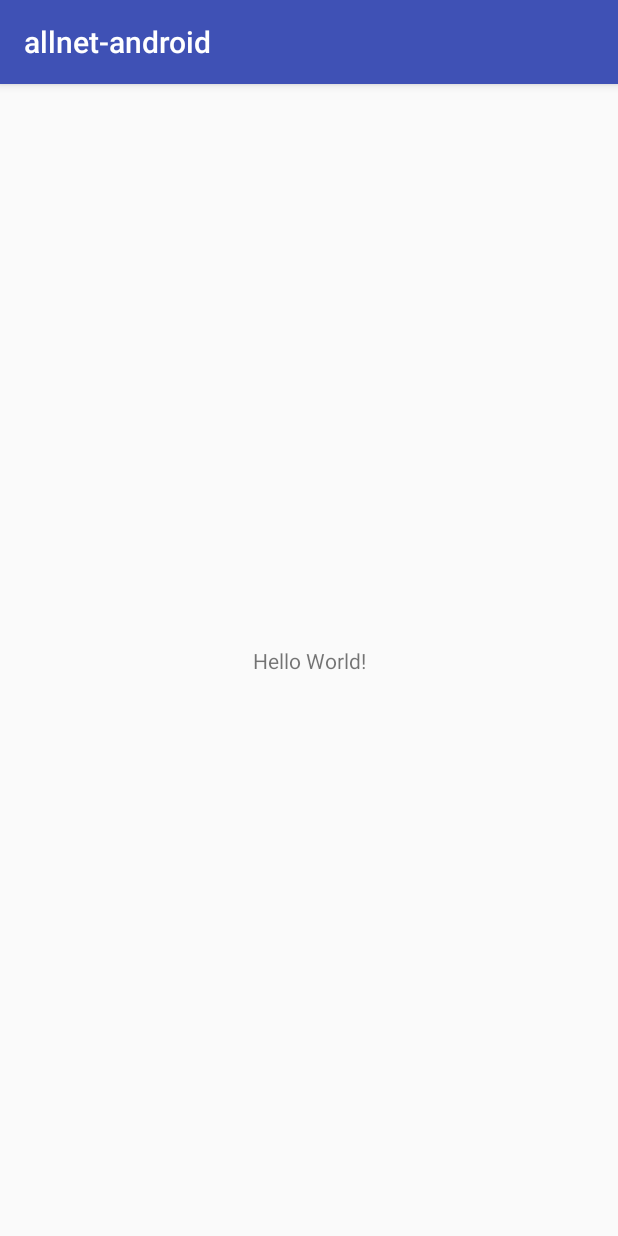
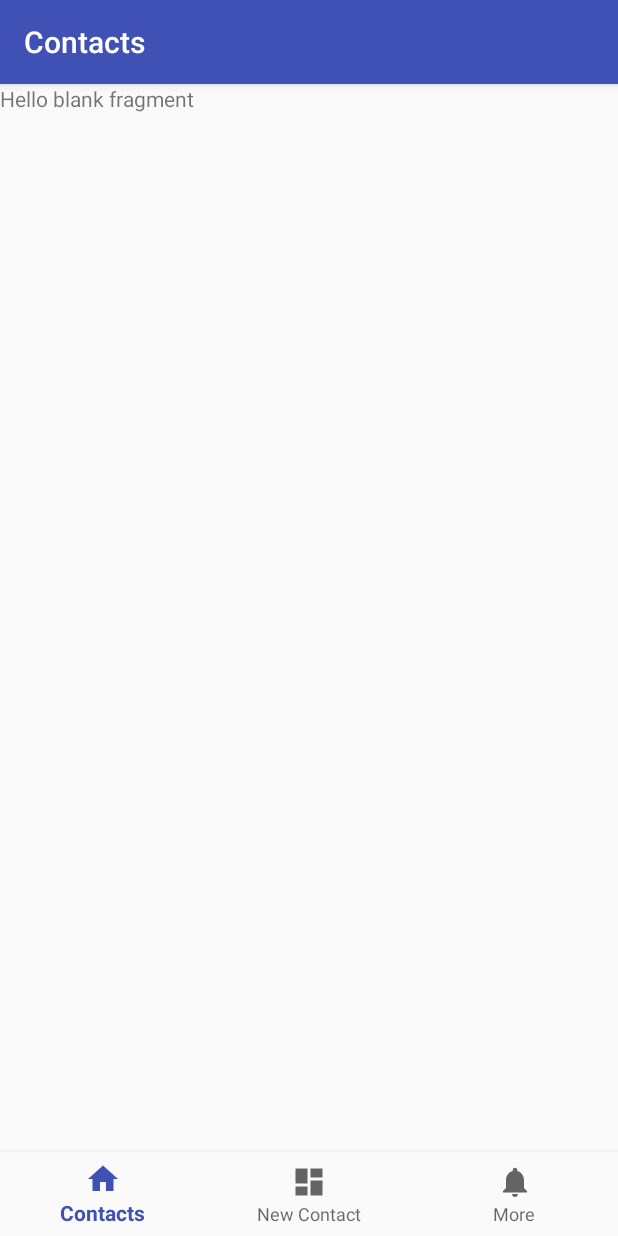
Before and after one commit to biagioni/allnet-android, an Android app: the screen it shows after launch (ContactActivity before the commit, TabBarActivity after it), on a phone screen of 412 x 824 dp. Run offline under Robolectric (Android 15) with nearby library versions, the phone set to English and light mode, and no system bars; 3 statements that could not run were skipped.

Commit message:
[project] - created structure for the application

```diff
--- a/app/build.gradle
+++ b/app/build.gradle
@@ -17,8 +17,8 @@
             cmake {
                 cppFlags "-frtti -fexceptions"
             }
-            ndk{
-                abiFilters  'armeabi', 'armeabi-v7a', "x86"
+            ndk {
+                abiFilters 'armeabi', 'armeabi-v7a', "x86"
             }
         }
     }
@@ -42,6 +42,8 @@
     implementation "org.jetbrains.kotlin:kotlin-stdlib-jre7:$kotlin_version"
     implementation 'com.android.support:appcompat-v7:26.1.0'
     implementation 'com.android.support.constraint:constraint-layout:1.0.2'
+    implementation 'com.android.support:design:26.1.0'
+    implementation 'com.android.support:support-v4:26.1.0'
     testImplementation 'junit:junit:4.12'
     androidTestImplementation 'com.android.support.test:runner:1.0.1'
     androidTestImplementation 'com.android.support.test.espresso:espresso-core:3.0.1'
--- a/app/src/main/java/org/alnet/allnet_android/ContactActivity.kt
+++ /dev/null
@@ -1,28 +0,0 @@
-package org.alnet.allnet_android
-
-import android.support.v7.app.AppCompatActivity
-import android.os.Bundle
-import kotlinx.android.synthetic.main.activity_contact.*
-
-class ContactActivity : AppCompatActivity() {
-
-    override fun onCreate(savedInstanceState: Bundle?) {
-        super.onCreate(savedInstanceState)
-        setContentView(R.layout.activity_contact)
-
-
-        val file = filesDir
-        val path = file.absolutePath
-
-        val networkAPI = NetworkAPI(path)
-
-        networkAPI.listContacts()
-    }
-
-
-    companion object {
-        init {
-            System.loadLibrary("native-lib")
-        }
-    }
-}
--- /dev/null
+++ b/app/src/main/java/org/alnet/allnet_android/TabBarActivity.kt
@@ -0,0 +1,76 @@
+package org.alnet.allnet_android
+
+import android.os.Bundle
+import android.support.design.widget.BottomNavigationView
+import android.support.v4.app.Fragment
+import android.support.v7.app.ActionBar
+import android.support.v7.app.AppCompatActivity
+import kotlinx.android.synthetic.main.activity_tab_bar.*
+import org.alnet.allnet_android.fragments.ContactListFragment
+import org.alnet.allnet_android.fragments.ContactNewFragment
+import org.alnet.allnet_android.fragments.MoreFragment
+
+class TabBarActivity : AppCompatActivity() {
+
+    var toolBar: ActionBar? = null
+
+    private val mOnNavigationItemSelectedListener = BottomNavigationView.OnNavigationItemSelectedListener { item ->
+        when (item.itemId) {
+            R.id.navigation_contacts -> {
+                if (toolBar != null) {
+                    toolBar!!.setTitle(R.string.contacts)
+                }
+                loadFragment(ContactListFragment())
+                return@OnNavigationItemSelectedListener true
+            }
+            R.id.navigation_new -> {
+                if (toolBar != null) {
+                    toolBar!!.setTitle(R.string.new_contact)
+                }
+                loadFragment(ContactNewFragment())
+                return@OnNavigationItemSelectedListener true
+            }
+            R.id.navigation_more -> {
+                if (toolBar != null) {
+                    toolBar!!.setTitle(R.string.more)
+                }
+                loadFragment(MoreFragment())
+                return@OnNavigationItemSelectedListener true
+            }
+        }
+        false
+    }
+
+    override fun onCreate(savedInstanceState: Bundle?) {
+        super.onCreate(savedInstanceState)
+        setContentView(R.layout.activity_tab_bar)
+
+        val file = filesDir
+        val path = file.absolutePath
+
+        val networkAPI = NetworkAPI(path)
+
+        toolBar = supportActionBar
+        if (toolBar != null) {
+            toolBar!!.setDisplayHomeAsUpEnabled(false)
+            toolBar!!.setTitle("Contacts")
+        }
+
+        navigation.setOnNavigationItemSelectedListener(mOnNavigationItemSelectedListener)
+
+        loadFragment(ContactListFragment())
+    }
+
+    fun loadFragment(fragment: Fragment){
+        val transaction = supportFragmentManager.beginTransaction()
+        transaction.replace(R.id.frame_container, fragment)
+        transaction.addToBackStack(null)
+        transaction.commit()
+    }
+
+    companion object {
+        init {
+            System.loadLibrary("native-lib")
+        }
+    }
+}
--- /dev/null
+++ b/app/src/main/java/org/alnet/allnet_android/fragments/ContactListFragment.kt
@@ -0,0 +1,24 @@
+package org.alnet.allnet_android.fragments
+
+
+import android.os.Bundle
+import android.support.v4.app.Fragment
+import android.view.LayoutInflater
+import android.view.View
+import android.view.ViewGroup
+import org.alnet.allnet_android.R
+
+
+/**
+ * A simple [Fragment] subclass.
+ */
+class ContactListFragment : Fragment() {
+
+
+    override fun onCreateView(inflater: LayoutInflater?, container: ViewGroup?,
+                              savedInstanceState: Bundle?): View? {
+        // Inflate the layout for this fragment
+        return inflater!!.inflate(R.layout.fragment_contact_list, container, false)
+    }
+
+}// Required empty public constructor
--- /dev/null
+++ b/app/src/main/res/drawable/ic_dashboard_black_24dp.xml
@@ -0,0 +1,9 @@
+<vector xmlns:android="http://schemas.android.com/apk/res/android"
+    android:width="24dp"
+    android:height="24dp"
+    android:viewportHeight="24.0"
+    android:viewportWidth="24.0">
+    <path
+        android:fillColor="#FF000000"
+        android:pathData="M3,13h8L11,3L3,3v10zM3,21h8v-6L3,15v6zM13,21h8L21,11h-8v10zM13,3v6h8L21,3h-8z" />
+</vector>
--- /dev/null
+++ b/app/src/main/res/drawable/ic_home_black_24dp.xml
@@ -0,0 +1,9 @@
+<vector xmlns:android="http://schemas.android.com/apk/res/android"
+    android:width="24dp"
+    android:height="24dp"
+    android:viewportHeight="24.0"
+    android:viewportWidth="24.0">
+    <path
+        android:fillColor="#FF000000"
+        android:pathData="M10,20v-6h4v6h5v-8h3L12,3 2,12h3v8z" />
+</vector>
--- /dev/null
+++ b/app/src/main/res/drawable/ic_notifications_black_24dp.xml
@@ -0,0 +1,9 @@
+<vector xmlns:android="http://schemas.android.com/apk/res/android"
+    android:width="24dp"
+    android:height="24dp"
+    android:viewportHeight="24.0"
+    android:viewportWidth="24.0">
+    <path
+        android:fillColor="#FF000000"
+        android:pathData="M12,22c1.1,0 2,-0.9 2,-2h-4c0,1.1 0.89,2 2,2zM18,16v-5c0,-3.07 -1.64,-5.64 -4.5,-6.32L13.5,4c0,-0.83 -0.67,-1.5 -1.5,-1.5s-1.5,0.67 -1.5,1.5v0.68C7.63,5.36 6,7.92 6,11v5l-2,2v1h16v-1l-2,-2z" />
+</vector>
--- /dev/null
+++ b/app/src/main/res/layout/activity_tab_bar.xml
@@ -0,0 +1,33 @@
+<?xml version="1.0" encoding="utf-8"?>
+<android.support.constraint.ConstraintLayout xmlns:android="http://schemas.android.com/apk/res/android"
+    xmlns:app="http://schemas.android.com/apk/res-auto"
+    xmlns:tools="http://schemas.android.com/tools"
+    android:id="@+id/container"
+    android:layout_width="match_parent"
+    android:layout_height="match_parent"
+    tools:context="org.alnet.allnet_android.TabBarActivity">
+
+    <FrameLayout
+        android:id="@+id/frame_container"
+        android:layout_width="0dp"
+        android:layout_height="0dp"
+        android:layout_marginBottom="8dp"
+        app:layout_behavior="@string/appbar_scrolling_view_behavior"
+        app:layout_constraintBottom_toTopOf="@+id/navigation"
+        app:layout_constraintEnd_toEndOf="parent"
+        app:layout_constraintStart_toStartOf="parent"
+        app:layout_constraintTop_toTopOf="parent" />
+
+    <android.support.design.widget.BottomNavigationView
+        android:id="@+id/navigation"
+        android:layout_width="0dp"
+        android:layout_height="wrap_content"
+        android:layout_marginEnd="0dp"
+        android:layout_marginStart="0dp"
+        android:background="?android:attr/windowBackground"
+        app:layout_constraintBottom_toBottomOf="parent"
+        app:layout_constraintLeft_toLeftOf="parent"
+        app:layout_constraintRight_toRightOf="parent"
+        app:menu="@menu/navigation" />
+
+</android.support.constraint.ConstraintLayout>
--- /dev/null
+++ b/app/src/main/res/layout/fragment_contact_list.xml
@@ -0,0 +1,13 @@
+<FrameLayout xmlns:android="http://schemas.android.com/apk/res/android"
+    xmlns:tools="http://schemas.android.com/tools"
+    android:layout_width="match_parent"
+    android:layout_height="match_parent"
+    tools:context="org.alnet.allnet_android.fragments.ContactListFragment">
+
+    <!-- TODO: Update blank fragment layout -->
+    <TextView
+        android:layout_width="match_parent"
+        android:layout_height="match_parent"
+        android:text="@string/hello_blank_fragment" />
+
+</FrameLayout>
--- /dev/null
+++ b/app/src/main/res/menu/navigation.xml
@@ -0,0 +1,19 @@
+<?xml version="1.0" encoding="utf-8"?>
+<menu xmlns:android="http://schemas.android.com/apk/res/android">
+
+    <item
+        android:id="@+id/navigation_contacts"
+        android:icon="@drawable/ic_home_black_24dp"
+        android:title="@string/contacts" />
+
+    <item
+        android:id="@+id/navigation_new"
+        android:icon="@drawable/ic_dashboard_black_24dp"
+        android:title="@string/new_contact" />
+
+    <item
+        android:id="@+id/navigation_more"
+        android:icon="@drawable/ic_notifications_black_24dp"
+        android:title="@string/more" />
+
+</menu>
--- /dev/null
+++ b/app/src/main/res/values/dimens.xml
@@ -0,0 +1,5 @@
+<resources>
+    <!-- Default screen margins, per the Android Design guidelines. -->
+    <dimen name="activity_horizontal_margin">16dp</dimen>
+    <dimen name="activity_vertical_margin">16dp</dimen>
+</resources>
--- a/app/src/main/res/values/strings.xml
+++ b/app/src/main/res/values/strings.xml
@@ -1,3 +1,13 @@
 <resources>
     <string name="app_name">allnet-android</string>
+    <string name="title_activity_main">MainActivity</string>
+    <string name="title_home">Home</string>
+    <string name="title_dashboard">Dashboard</string>
+    <string name="title_notifications">Notifications</string>
+    <string name="contacts">Contacts</string>
+    <string name="new_contact">New Contact</string>
+    <string name="more">More</string>
+
+    <!-- TODO: Remove or change this placeholder text -->
+    <string name="hello_blank_fragment">Hello blank fragment</string>
 </resources>
```
Also changed, not shown: app/src/main/AndroidManifest.xml (+11 -9 lines), app/src/main/java/org/alnet/allnet_android/fragments/ContactNewFragment.kt (added, +24 -0 lines), app/src/main/java/org/alnet/allnet_android/fragments/MoreFragment.kt (added, +24 -0 lines), app/src/main/res/layout/fragment_contact_new.xml (added, +13 -0 lines), app/src/main/res/layout/fragment_more.xml (added, +13 -0 lines), 1 other file.
